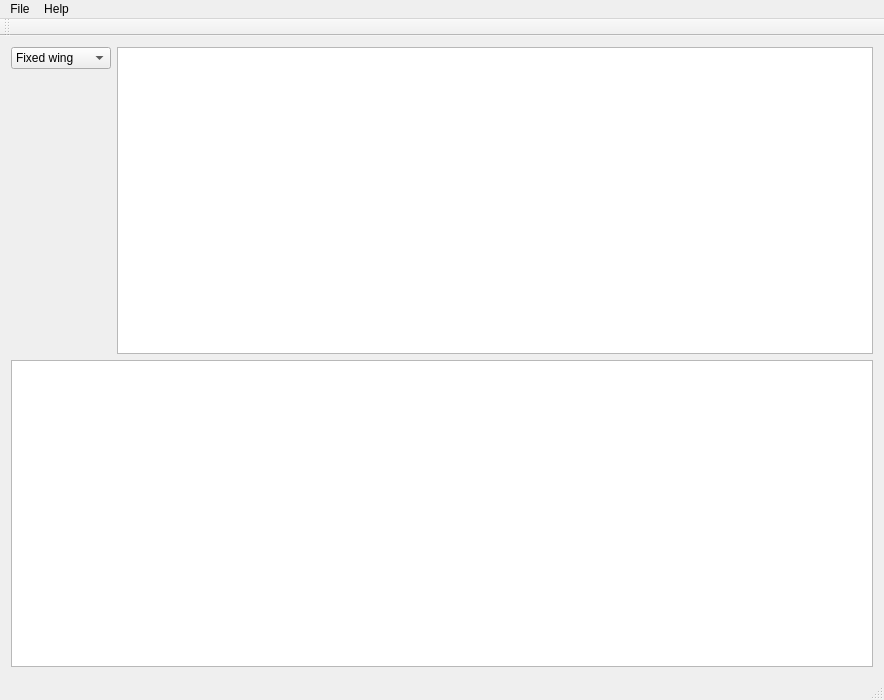
Before: the Qt Designer form Visual2CGF/mainwindow.ui in arnoudvanleeuwen/Visual2CGF, drawn with Qt 5.
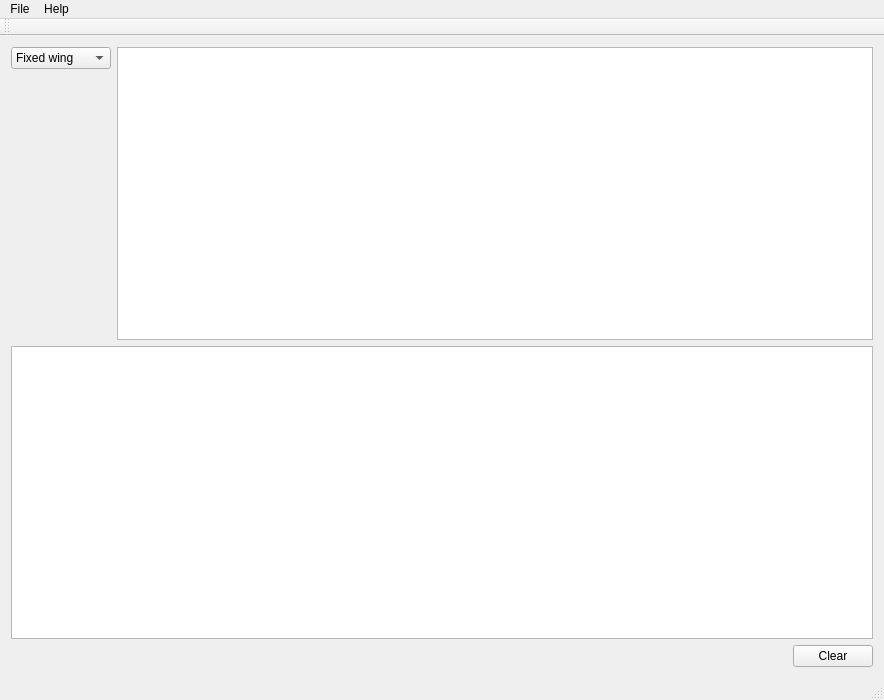
After: the same form once the commit is applied.

Commit message: Mainwindow: added functionality clear console messages and to save console messages Replaced Moving model class with OpenFlight::Model and OpenFlight Node classes, enhanced openflight functionality

The edit to the form file:
```diff
--- a/Visual2CGF/mainwindow.ui
+++ b/Visual2CGF/mainwindow.ui
@@ -87,7 +87,11 @@
          </layout>
         </item>
         <item>
-         <widget class="QListWidget" name="listWidget_2"/>
+         <widget class="QListWidget" name="model_list">
+          <property name="sortingEnabled">
+           <bool>false</bool>
+          </property>
+         </widget>
         </item>
        </layout>
       </item>
@@ -105,6 +109,33 @@
           <height>500</height>
          </size>
         </property>
+        <property name="selectionRectVisible">
+         <bool>true</bool>
+        </property>
+       </widget>
+      </item>
+     </layout>
+    </item>
+    <item>
+     <layout class="QHBoxLayout" name="horizontalLayout_2">
+      <item>
+       <spacer name="horizontalSpacer">
+        <property name="orientation">
+         <enum>Qt::Horizontal</enum>
+        </property>
+        <property name="sizeHint" stdset="0">
+         <size>
+          <width>40</width>
+          <height>20</height>
+         </size>
+        </property>
+       </spacer>
+      </item>
+      <item>
+       <widget class="QPushButton" name="btn_clear">
+        <property name="text">
+         <string>Clear</string>
+        </property>
        </widget>
       </item>
      </layout>
```
Left out of the diff: 24 changed lines with no effect on the pictures. The commit also changes 18 other files.
